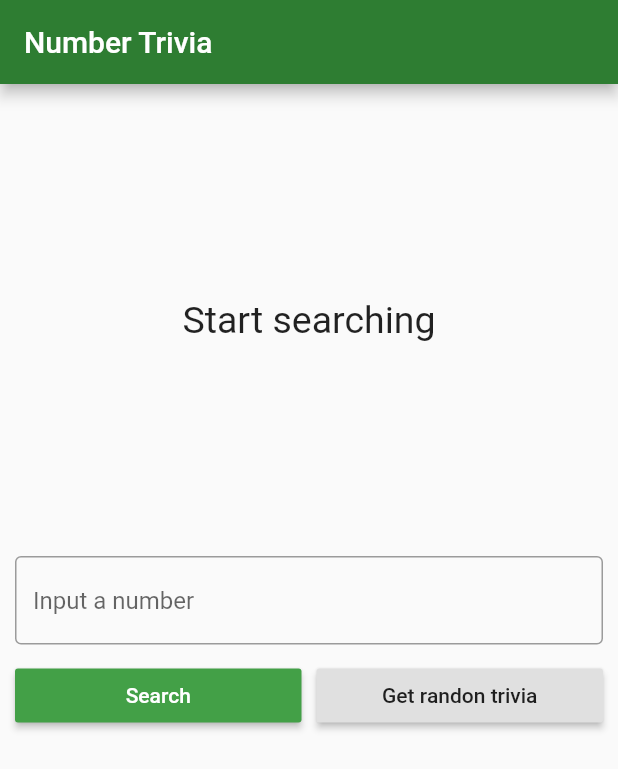
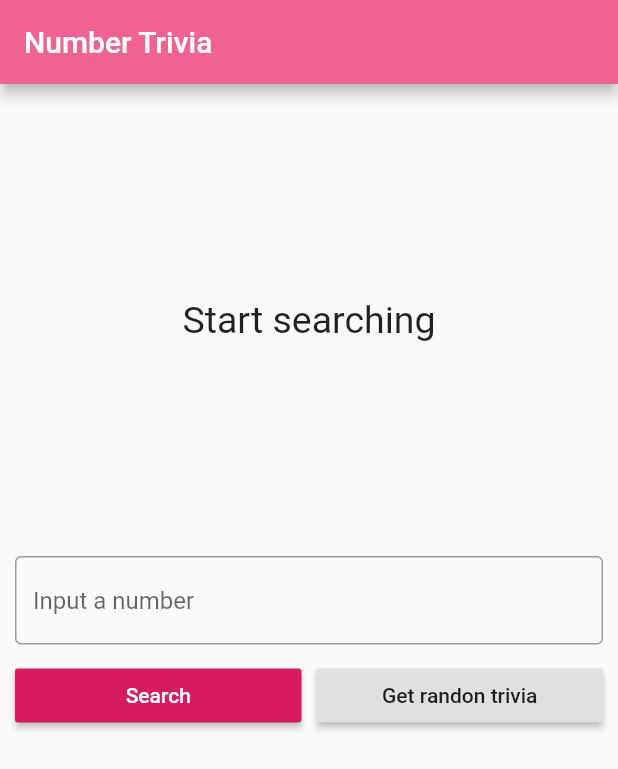
Before and after one commit to villematti/trivial-numbers-flutter, a Flutter app: the screen it shows after launch, after a tap on "Search", on a phone screen of 412 x 824 dp. Shown: the top 769 px of the screen. Run offline on Flutter 3.47's test engine with Material 2 defaults, Android fonts, the phone set to English and light mode, and no system bars; our stand-ins replace bloc, dartz, data_connection_checker, equatable, flutter_bloc, get_it and 1 more.

Commit message:
Coloring and remove keyboard on submit

```diff
--- a/lib/features/number_trivia/presentation/widgets/trivia_controls.dart
+++ b/lib/features/number_trivia/presentation/widgets/trivia_controls.dart
@@ -61,12 +61,18 @@ class _TriviaControlsState extends State<TriviaControls> {
 
   void dispatchContrete() {
     controller.clear();
+
+    // Dismiss keyboard on press
+    FocusScope.of(context).requestFocus(FocusNode());
     BlocProvider.of<NumberTriviaBloc>(context)
         .add(GetTriviaForConcreteNumber(inputStr));
   }
 
   void dispatchRandom() {
     controller.clear();
+
+    // Dismiss keyboard on press
+    FocusScope.of(context).requestFocus(FocusNode());
     BlocProvider.of<NumberTriviaBloc>(context).add(GetTriviaForRandomNumber());
   }
 }
--- a/lib/main.dart
+++ b/lib/main.dart
@@ -14,8 +14,8 @@ class MyApp extends StatelessWidget {
     return MaterialApp(
       title: 'Number Trivia',
       theme: ThemeData(
-        primaryColor: Colors.green.shade800,
-        accentColor: Colors.green.shade600,
+        primaryColor: Colors.pink.shade300,
+        accentColor: Colors.pink.shade600,
       ),
       home: NumberTriviaPage(),
     );
```
